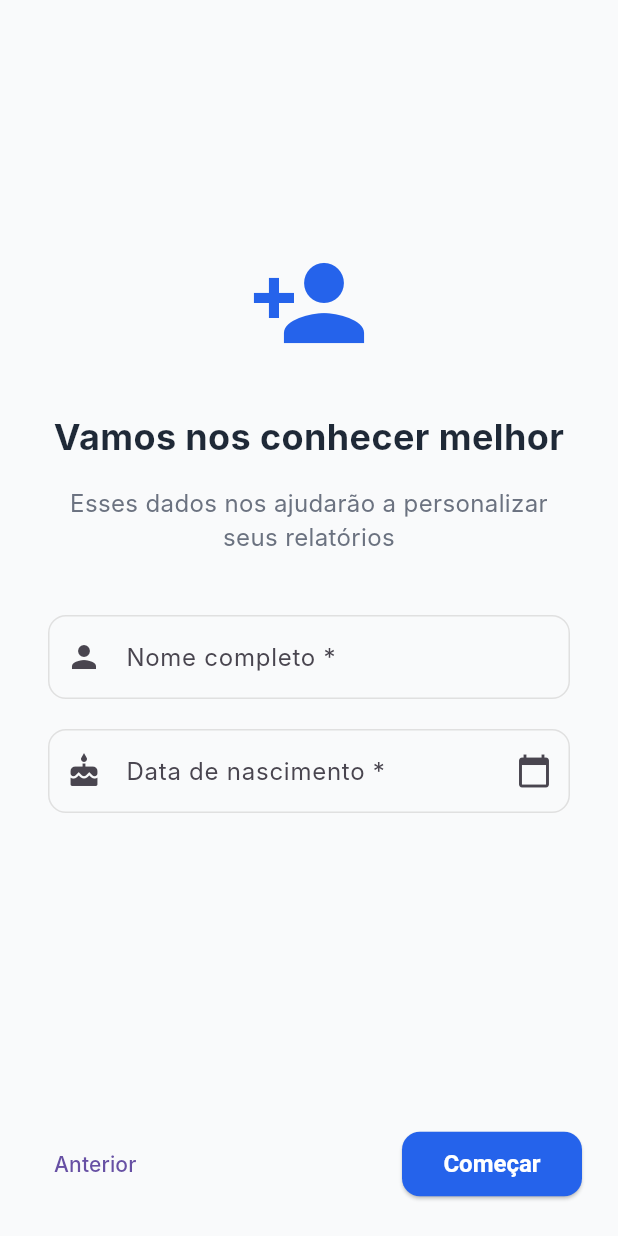
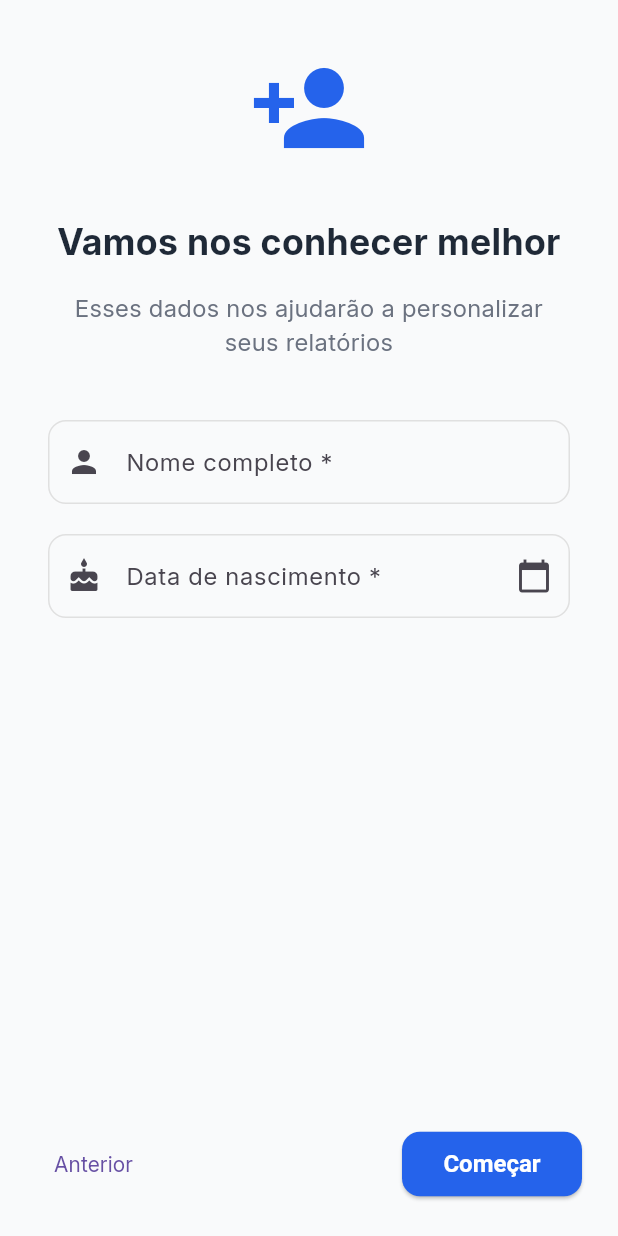
Before and after one commit to PauloRobert/bpmonitor, a Flutter app: the screen it shows after launch, swiped to page 4, on a phone screen of 412 x 824 dp. Run offline on Flutter 3.47's test engine with Material 3 defaults, Android fonts, the phone set to English and light mode, and no system bars; our stand-ins replace flutter_riverpod, shared_preferences, sqflite; accounts and stored records are empty.

Commit message:
Add fontes

```diff
--- /dev/null
+++ b/devtools_options.yaml
@@ -0,0 +1,4 @@
+description: This file stores settings for Dart & Flutter DevTools.
+documentation: https://docs.flutter.dev/tools/devtools/extensions#configure-extension-enablement-states
+extensions:
+  - shared_preferences: true
--- a/lib/features/onboarding/onboarding_screen.dart
+++ b/lib/features/onboarding/onboarding_screen.dart
@@ -2,6 +2,8 @@ import 'package:flutter/material.dart';
 import '../../core/constants/app_constants.dart';
 import '../../core/database/database_helper.dart';
 import '../../shared/models/user_model.dart';
+// FIX: Importar o AppRouter para usar as rotas nomeadas
+import '../../utils/app_router.dart';
 
 class OnboardingScreen extends StatefulWidget {
   const OnboardingScreen({super.key});
@@ -14,6 +16,8 @@ class _OnboardingScreenState extends State<OnboardingScreen> {
   final PageController _pageController = PageController();
   final TextEditingController _nameController = TextEditingController();
   final TextEditingController _birthDateController = TextEditingController();
+  // A GlobalKey não é mais necessária, vamos usar a abordagem moderna
+  // final GlobalKey<ScaffoldMessengerState> _scaffoldMessengerKey = GlobalKey<ScaffoldMessengerState>();
 
   int _currentPage = 0;
   bool _isLoading = false;
@@ -63,6 +67,9 @@ class _OnboardingScreenState extends State<OnboardingScreen> {
   }
 
   Future<void> _completeOnboarding() async {
+    // Esconde o teclado se estiver aberto
+    FocusScope.of(context).unfocus();
+
     if (_nameController.text.trim().isEmpty) {
       _showError(AppConstants.validationNameError);
       return;
@@ -87,6 +94,7 @@ class _OnboardingScreenState extends State<OnboardingScreen> {
 
       if (!user.isValid) {
         _showError(AppConstants.validationAgeError);
+        // FIX: Também é preciso parar o loading aqui
         setState(() {
           _isLoading = false;
         });
@@ -97,19 +105,30 @@ class _OnboardingScreenState extends State<OnboardingScreen> {
 
       AppConstants.logInfo('Onboarding concluído para usuário: ${user.name}');
 
+      // FIX: Navega ANTES de mudar o estado, se o widget ainda estiver montado.
       if (mounted) {
         _navigateToHome();
       }
+
     } catch (e, stackTrace) {
       AppConstants.logError('Erro ao completar onboarding', e, stackTrace);
       _showError('Erro ao salvar dados. Tente novamente.');
+      // FIX: Garante que o loading para mesmo em caso de erro.
+      if (mounted) {
         setState(() {
           _isLoading = false;
         });
       }
     }
+    // NOTA: Não colocamos o setState(isLoading=false) aqui no sucesso,
+    // porque a tela será destruída pela navegação. Se a navegação falhasse,
+    // o ideal seria ter um `finally` ou parar o loading após a navegação.
+    // Como estamos substituindo a tela, não é um problema crítico.
+  }
 
   void _showError(String message) {
+    // FIX: Usar a abordagem moderna para SnackBar, que é mais segura.
+    if (mounted) {
       ScaffoldMessenger.of(context).showSnackBar(
         SnackBar(
           content: Text(message),
@@ -117,17 +136,24 @@ class _OnboardingScreenState extends State<OnboardingScreen> {
         ),
       );
     }
+  }
 
   void _navigateToHome() {
-    AppConstants.logNavigation('OnboardingScreen', 'HomeScreen');
-    // TODO: Implementar navegação para HomeScreen
+    AppConstants.logNavigation('OnboardingScreen', 'MainNavigation');
+    // FIX: Implementar a navegação usando a rota definida no AppRouter.
+    // Usamos pushReplacementNamed para que o usuário não possa "voltar" para o onboarding.
+    Navigator.of(context).pushReplacementNamed(AppRouter.main);
   }
 
   @override
   Widget build(BuildContext context) {
     return Scaffold(
+      // key não é mais necessária
       backgroundColor: AppConstants.backgroundColor,
-      body: SafeArea(
+      // Usar um GestureDetector para esconder o teclado ao tocar fora dos campos
+      body: GestureDetector(
+        onTap: () => FocusScope.of(context).unfocus(),
+        child: SafeArea(
           child: Column(
             children: [
               Expanded(
@@ -152,9 +178,11 @@ class _OnboardingScreenState extends State<OnboardingScreen> {
             ],
           ),
         ),
+      ),
     );
   }
 
+  // ... O resto do seu arquivo (os métodos _build) pode continuar exatamente igual ...
   Widget _buildOnboardingPage(Map<String, dynamic> data) {
     return Padding(
       padding: const EdgeInsets.all(32.0),
@@ -200,7 +228,9 @@ class _OnboardingScreenState extends State<OnboardingScreen> {
   }
 
   Widget _buildUserDataPage() {
-    return Padding(
+    return SingleChildScrollView(
+      keyboardDismissBehavior: ScrollViewKeyboardDismissBehavior.onDrag,
+      child: Padding(
         padding: const EdgeInsets.all(32.0),
         child: Column(
           mainAxisAlignment: MainAxisAlignment.center,
@@ -253,6 +283,7 @@ class _OnboardingScreenState extends State<OnboardingScreen> {
               onTap: _selectBirthDate,
             ),
           ],
+        ),
       ),
     );
   }
--- a/lib/main.dart
+++ b/lib/main.dart
@@ -1,8 +1,9 @@
 import 'package:flutter/material.dart';
 import 'package:flutter_riverpod/flutter_riverpod.dart';
-import 'package:flutter_localizations/flutter_localizations.dart';
 import 'core/constants/app_constants.dart';
 import 'utils/app_router.dart';
+// FIX: Importar o pacote de localização
+import 'package:flutter_localizations/flutter_localizations.dart';
 
 void main() {
   runApp(
@@ -20,6 +21,19 @@ class BPMonitorApp extends StatelessWidget {
     return MaterialApp(
       title: AppConstants.appName,
       debugShowCheckedModeBanner: false,
+
+      // FIX: Adicionar delegates e locales suportados
+      localizationsDelegates: const [
+        GlobalMaterialLocalizations.delegate,
+        GlobalWidgetsLocalizations.delegate,
+        GlobalCupertinoLocalizations.delegate,
+      ],
+      supportedLocales: const [
+        Locale('pt', 'BR'), // Português, Brasil
+        // Você pode adicionar outros locales aqui se precisar
+      ],
+      locale: const Locale('pt', 'BR'), // Define o locale padrão do app
+
       theme: ThemeData(
         primarySwatch: _createMaterialColor(AppConstants.primaryColor),
         primaryColor: AppConstants.primaryColor,
@@ -69,22 +83,14 @@ class BPMonitorApp extends StatelessWidget {
           ),
         ),
       ),
-      // --- ALTERAÇÕES AQUI ---
-      supportedLocales: const [
-        Locale('en', 'US'), // Inglês
-        Locale('pt', 'BR'), // Português
-      ],
-      localizationsDelegates: const [
-        GlobalMaterialLocalizations.delegate,
-        GlobalWidgetsLocalizations.delegate,
-        GlobalCupertinoLocalizations.delegate,
-      ],
-      // --- FIM DAS ALTERAÇÕES ---
+      // Seu onGenerateRoute e home continuam os mesmos
       onGenerateRoute: AppRouter.generateRoute,
+      initialRoute: AppRouter.splash, // É uma boa prática definir a rota inicial aqui
       home: const AppInitializer(),
     );
   }
 
+  // ... (o resto do seu arquivo main.dart pode continuar igual)
   MaterialColor _createMaterialColor(Color color) {
     List strengths = <double>[.05];
     Map<int, Color> swatch = {};
```
Also changed, not shown: lib/features/home/home_screen.dart (+1 -6 lines), pubspec.yaml (+14 -1 lines), assets/fonts/Inter_Bold.ttf (added), assets/fonts/Inter_Regular.ttf (added), assets/fonts/Inter_SemiBold.ttf (added). Lines whose indentation alone changed are shown as unchanged.
